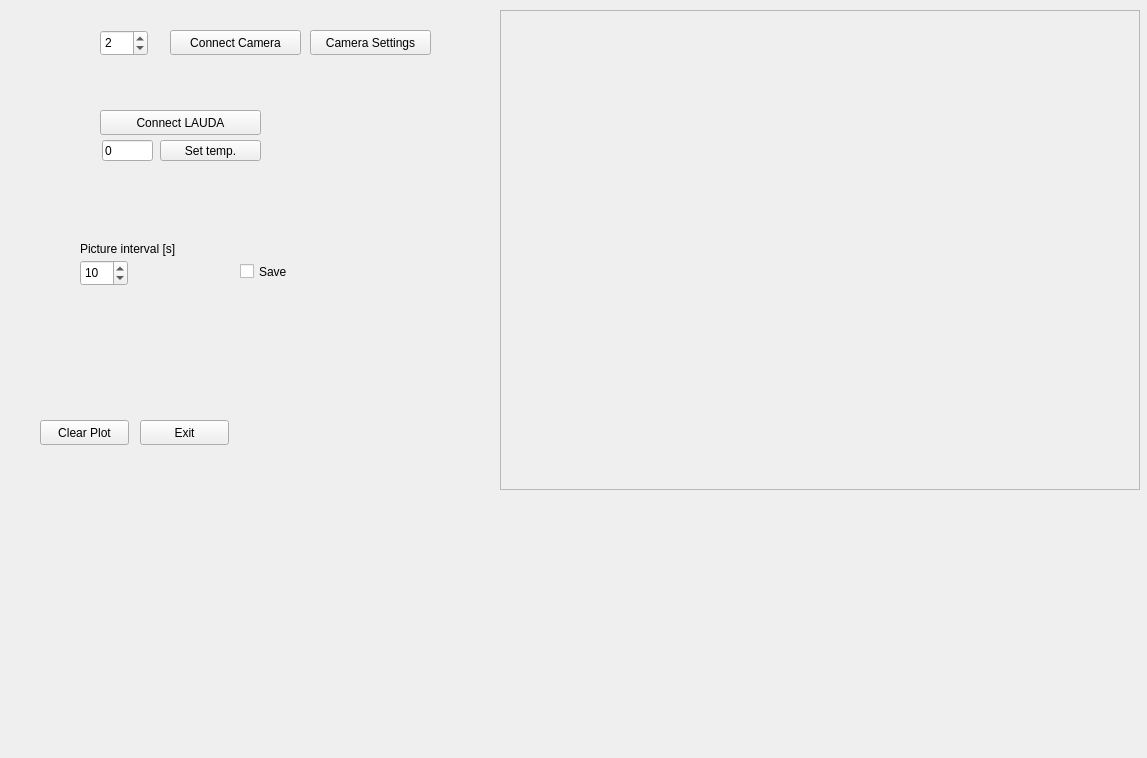
Before: the Qt Designer form src/gui/experiment.ui in gfogwill/FrESH, drawn with Qt 5.
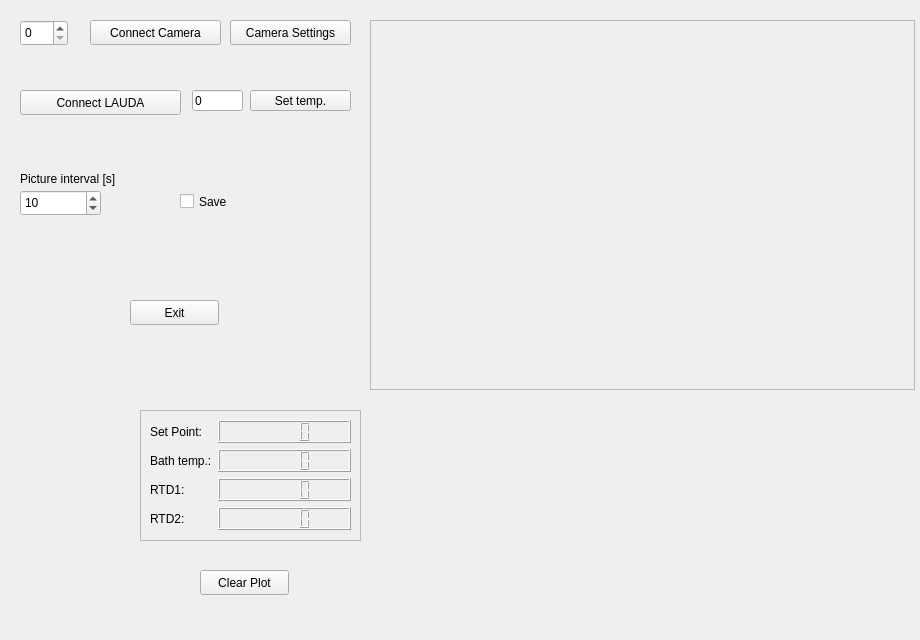
After: the same form once the commit is applied. Custom widgets are drawn as their Qt base class.

Diff of the .ui file:
```diff
--- a/src/gui/experiment.ui
+++ b/src/gui/experiment.ui
@@ -6,8 +6,8 @@
    <rect>
     <x>0</x>
     <y>0</y>
-    <width>1147</width>
-    <height>758</height>
+    <width>920</width>
+    <height>640</height>
    </rect>
   </property>
   <property name="sizePolicy">
@@ -23,18 +23,18 @@
    <widget class="PlotWidget" name="graphWidget" native="true">
     <property name="geometry">
      <rect>
-      <x>10</x>
-      <y>500</y>
-      <width>1131</width>
-      <height>251</height>
+      <x>370</x>
+      <y>400</y>
+      <width>541</width>
+      <height>231</height>
      </rect>
     </property>
    </widget>
    <widget class="QLineEdit" name="temp_set">
     <property name="geometry">
      <rect>
-      <x>102</x>
-      <y>140</y>
+      <x>192</x>
+      <y>90</y>
       <width>51</width>
       <height>21</height>
      </rect>
@@ -46,8 +46,8 @@
    <widget class="QPushButton" name="connectVideoButton">
     <property name="geometry">
      <rect>
-      <x>170</x>
-      <y>30</y>
+      <x>90</x>
+      <y>20</y>
       <width>131</width>
       <height>25</height>
      </rect>
@@ -59,8 +59,8 @@
    <widget class="QPushButton" name="exitButton">
     <property name="geometry">
      <rect>
-      <x>140</x>
-      <y>420</y>
+      <x>130</x>
+      <y>300</y>
       <width>89</width>
       <height>25</height>
      </rect>
@@ -72,8 +72,8 @@
    <widget class="QPushButton" name="clearPlotButton">
     <property name="geometry">
      <rect>
-      <x>40</x>
-      <y>420</y>
+      <x>200</x>
+      <y>570</y>
       <width>89</width>
       <height>25</height>
      </rect>
@@ -85,10 +85,10 @@
    <widget class="QFrame" name="frameVideo">
     <property name="geometry">
      <rect>
-      <x>500</x>
-      <y>10</y>
-      <width>640</width>
-      <height>480</height>
+      <x>370</x>
+      <y>20</y>
+      <width>545</width>
+      <height>370</height>
      </rect>
     </property>
     <property name="frameShape">
@@ -100,10 +100,10 @@
     <widget class="QLabel" name="videoLabel">
      <property name="geometry">
       <rect>
-       <x>0</x>
-       <y>0</y>
-       <width>640</width>
-       <height>480</height>
+       <x>10</x>
+       <y>10</y>
+       <width>525</width>
+       <height>350</height>
       </rect>
      </property>
      <property name="text">
@@ -114,8 +114,8 @@
    <widget class="QPushButton" name="setTempButton">
     <property name="geometry">
      <rect>
-      <x>160</x>
-      <y>140</y>
+      <x>250</x>
+      <y>90</y>
       <width>101</width>
       <height>21</height>
      </rect>
@@ -127,8 +127,8 @@
    <widget class="QPushButton" name="videoSettingsButton">
     <property name="geometry">
      <rect>
-      <x>310</x>
-      <y>30</y>
+      <x>230</x>
+      <y>20</y>
       <width>121</width>
       <height>25</height>
      </rect>
@@ -140,8 +140,8 @@
    <widget class="QPushButton" name="connectLAUDAButton">
     <property name="geometry">
      <rect>
-      <x>100</x>
-      <y>110</y>
+      <x>20</x>
+      <y>90</y>
       <width>161</width>
       <height>25</height>
      </rect>
@@ -153,21 +153,18 @@
    <widget class="QSpinBox" name="cameraID">
     <property name="geometry">
      <rect>
-      <x>100</x>
-      <y>30</y>
+      <x>20</x>
+      <y>20</y>
       <width>48</width>
       <height>26</height>
      </rect>
     </property>
-    <property name="value">
-     <number>2</number>
-    </property>
    </widget>
    <widget class="QCheckBox" name="saveCheckBox">
     <property name="geometry">
      <rect>
-      <x>240</x>
-      <y>260</y>
+      <x>180</x>
+      <y>190</y>
       <width>92</width>
       <height>23</height>
      </rect>
@@ -179,8 +176,8 @@
    <widget class="QLabel" name="label_2">
     <property name="geometry">
      <rect>
-      <x>80</x>
-      <y>240</y>
+      <x>20</x>
+      <y>170</y>
       <width>161</width>
       <height>17</height>
      </rect>
@@ -192,19 +189,90 @@
    <widget class="QSpinBox" name="pictureIntervalSpinBox">
     <property name="geometry">
      <rect>
-      <x>80</x>
-      <y>260</y>
-      <width>48</width>
+      <x>20</x>
+      <y>190</y>
+      <width>81</width>
       <height>26</height>
      </rect>
     </property>
     <property name="minimum">
      <number>1</number>
     </property>
+    <property name="maximum">
+     <number>1000</number>
+    </property>
     <property name="value">
      <number>10</number>
     </property>
    </widget>
+   <widget class="QFrame" name="frame">
+    <property name="geometry">
+     <rect>
+      <x>140</x>
+      <y>410</y>
+      <width>221</width>
+      <height>131</height>
+     </rect>
+    </property>
+    <property name="frameShape">
+     <enum>QFrame::StyledPanel</enum>
+    </property>
+    <property name="frameShadow">
+     <enum>QFrame::Raised</enum>
+    </property>
+    <widget class="QWidget" name="formLayoutWidget">
+     <property name="geometry">
+      <rect>
+       <x>10</x>
+       <y>10</y>
+       <width>201</width>
+       <height>112</height>
+      </rect>
+     </property>
+     <layout class="QFormLayout" name="formLayout">
+      <item row="0" column="1">
+       <widget class="QLCDNumber" name="lcdSP"/>
+      </item>
+      <item row="1" column="1">
+       <widget class="QLCDNumber" name="lcdBT"/>
+      </item>
+      <item row="2" column="0">
+       <widget class="QLabel" name="label_4">
+        <property name="text">
+         <string>RTD1:</string>
+        </property>
+       </widget>
+      </item>
+      <item row="2" column="1">
+       <widget class="QLCDNumber" name="lcdRTD1"/>
+      </item>
+      <item row="3" column="0">
+       <widget class="QLabel" name="label_5">
+        <property name="text">
+         <string>RTD2:</string>
+        </property>
+       </widget>
+      </item>
+      <item row="3" column="1">
+       <widget class="QLCDNumber" name="lcdRTD2"/>
+      </item>
+      <item row="1" column="0">
+       <widget class="QLabel" name="label">
+        <property name="text">
+         <string>Bath temp.:</string>
+        </property>
+       </widget>
+      </item>
+      <item row="0" column="0">
+       <widget class="QLabel" name="label_3">
+        <property name="text">
+         <string>Set Point:</string>
+        </property>
+       </widget>
+      </item>
+     </layout>
+    </widget>
+   </widget>
    <zorder>frameVideo</zorder>
    <zorder>graphWidget</zorder>
    <zorder>temp_set</zorder>
```
Left out of the diff: 1 changed line with no effect on the pictures.
